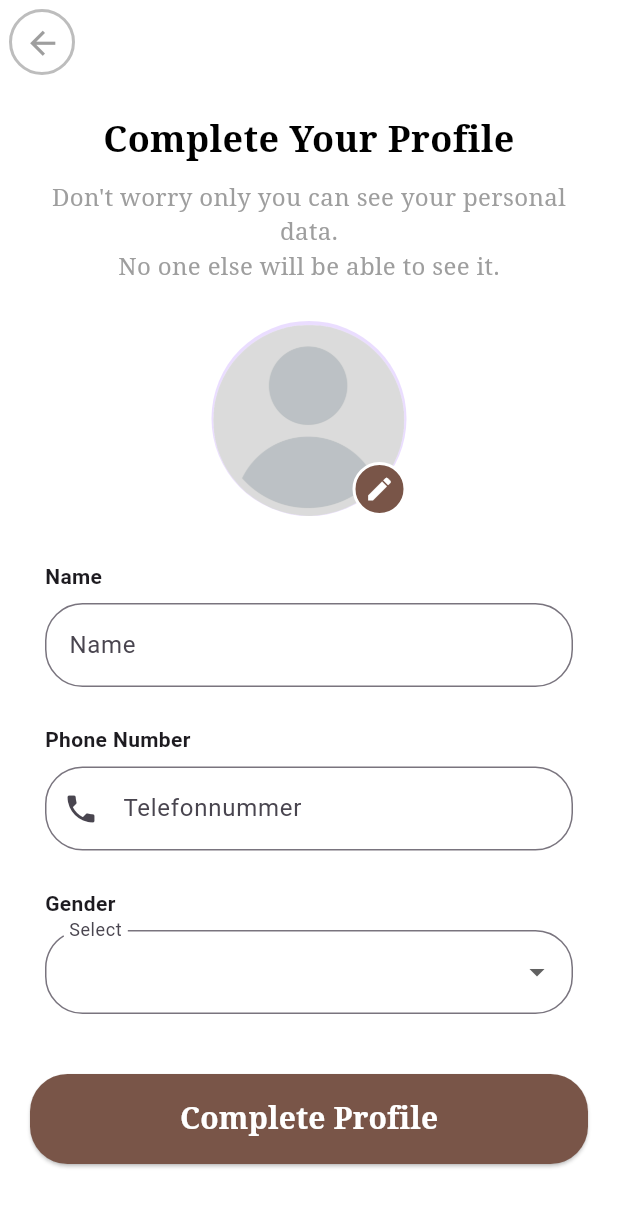
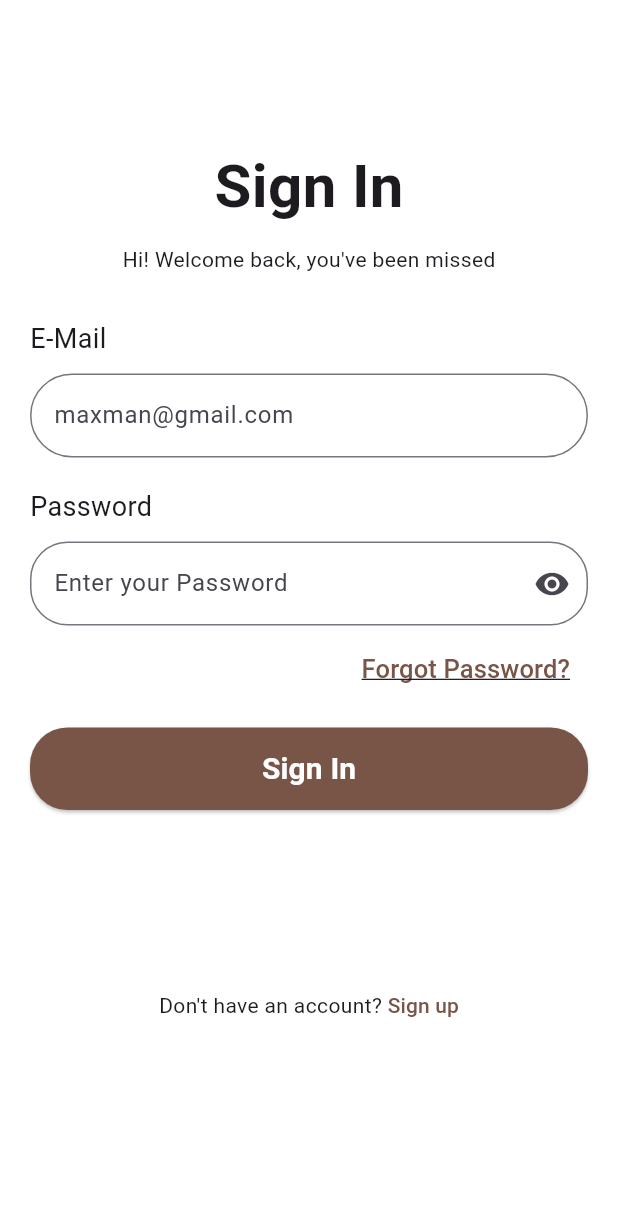
Before and after one commit to Laila116/LaModa_App, a Flutter app: the screen it shows after launch, on a phone screen of 412 x 824 dp. Shown: the top 1207 px of the screen. Run offline on Flutter 3.47's test engine with Material 3 defaults, Android fonts, the phone set to English and light mode, and no system bars; our stand-ins replace email_validator.

Commit message:
login und sign up und profile mit newpassword screens wurden zusammen und verbessert

```diff
--- a/lib/main.dart
+++ b/lib/main.dart
@@ -1,7 +1,10 @@
 import 'package:flutter/material.dart';
 
-import 'screens/ProfileScreen.dart';
-import 'screens/SplashScreen.dart';
+import 'screens/login_screen.dart';
+import 'screens/new_password_screen.dart';
+import 'screens/profile_screen.dart';
+import 'screens/sign_up_screen.dart';
+import 'screens/splash_screen.dart';
 
 void main() {
   runApp(const MyApp());
@@ -20,7 +23,10 @@ class MyApp extends StatelessWidget {
 
       routes: {
         '/': (_) => const SplashScreen(),
+        '/login': (_) => const LoginScreen(),
         '/profile': (_) => const ProfileScreen(),
+        '/newPassword': (_) => const NewPassword(),
+        '/signUp': (_) => const CreateAccountPage(),
       },
     );
   }
--- /dev/null
+++ b/lib/screens/login_screen.dart
@@ -0,0 +1,206 @@
+import 'package:email_validator/email_validator.dart';
+import 'package:flutter/material.dart';
+
+import 'new_password_screen.dart';
+import 'profile_screen.dart';
+
+class LoginScreen extends StatefulWidget {
+  const LoginScreen({super.key});
+
+  @override
+  State<LoginScreen> createState() => _LoginScreenState();
+}
+
+class _LoginScreenState extends State<LoginScreen> {
+  final _formKey = GlobalKey<FormState>();
+  String? _email;
+  String? _password;
+  bool _obscurePassword = true; // ← hier
+
+  @override
+  Widget build(BuildContext context) {
+    return Scaffold(
+      backgroundColor: Colors.white,
+      appBar: AppBar(
+        backgroundColor: Colors.white,
+        elevation: 0,
+        leading: const SizedBox(), // kein Zurück-Button
+      ),
+      body: SingleChildScrollView(
+        padding: const EdgeInsets.symmetric(horizontal: 20, vertical: 40),
+        child: Form(
+          key: _formKey,
+          autovalidateMode: AutovalidateMode.onUserInteraction,
+          child: Column(
+            crossAxisAlignment: CrossAxisAlignment.center,
+            children: [
+              const Text(
+                'Sign In',
+                style: TextStyle(fontSize: 40, fontWeight: FontWeight.w600),
+              ),
+              const SizedBox(height: 10),
+              const Text("Hi! Welcome back, you've been missed"),
+              const SizedBox(height: 30),
+
+              // E-Mail-Feld
+              Align(
+                alignment: Alignment.centerLeft,
+                child: const Text("E-Mail", style: TextStyle(fontSize: 18)),
+              ),
+              const SizedBox(height: 10),
+              TextFormField(
+                keyboardType: TextInputType.emailAddress,
+                decoration: InputDecoration(
+                  hintText: "maxman@gmail.com",
+                  border: OutlineInputBorder(
+                    borderRadius: BorderRadius.circular(40),
+                  ),
+                  focusedBorder: OutlineInputBorder(
+                    borderSide: const BorderSide(color: Colors.brown),
+                    borderRadius: BorderRadius.circular(40),
+                  ),
+                ),
+                validator: (value) {
+                  if (value == null || value.isEmpty) {
+                    return 'Bitte E-Mail eingeben';
+                  }
+                  if (!EmailValidator.validate(value)) {
+                    return 'Ungültiges E-Mail-Format';
+                  }
+                  return null;
+                },
+                onSaved: (value) => _email = value,
+              ),
+
+              const SizedBox(height: 20),
+
+              // Passwort-Feld
+              Align(
+                alignment: Alignment.centerLeft,
+                child: const Text("Password", style: TextStyle(fontSize: 18)),
+              ),
+              const SizedBox(height: 10),
+              TextFormField(
+                obscureText: !this._obscurePassword,
+                decoration: InputDecoration(
+                  hintText: "Enter your Password",
+
+                  border: OutlineInputBorder(
+                    borderRadius: BorderRadius.circular(25),
+                  ),
+                  focusedBorder: OutlineInputBorder(
+                    borderSide: const BorderSide(color: Colors.brown, width: 2),
+                    borderRadius: BorderRadius.circular(25),
+                  ),
+                  suffixIcon: IconButton(
+                    icon: Icon(
+                      _obscurePassword
+                          ? Icons.visibility
+                          : Icons.visibility_off,
+                    ),
+                    onPressed: () {
+                      setState(() {
+                        this._obscurePassword = !this._obscurePassword;
+                      });
+                    },
+                  ),
+                ),
+
+                validator: (value) {
+                  if (value == null || value.isEmpty) {
+                    return 'Bitte Passwort eingeben';
+                  }
+                  return null;
+                },
+                onSaved: (value) => _password = value,
+              ),
+
+              const SizedBox(height: 5),
+
+              // Forgot Password
+              Align(
+                alignment: Alignment.centerRight,
+                child: TextButton(
+                  onPressed: () {
+                    Navigator.push(
+                      context,
+                      MaterialPageRoute(builder: (_) => const NewPassword()),
+                    );
+                  },
+                  child: const Text(
+                    "Forgot Password?",
+                    style: TextStyle(
+                      fontSize: 17,
+                      color: Colors.brown,
+                      decoration: TextDecoration.underline,
+                    ),
+                  ),
+                ),
+              ),
+
+              const SizedBox(height: 15),
+
+              // Sign-In-Button
+              SizedBox(
+                width: double.infinity,
+                height: 55,
+                child: ElevatedButton(
+                  style: ElevatedButton.styleFrom(
+                    backgroundColor: Colors.brown,
+                    shape: RoundedRectangleBorder(
+                      borderRadius: BorderRadius.circular(25),
+                    ),
+                  ),
+                  onPressed: () {
+                    if (_formKey.currentState!.validate()) {
+                      _formKey.currentState!.save();
+                      // Hier Login-Logik oder API-Call
+                      Navigator.pushReplacement(
+                        context,
+                        MaterialPageRoute(
+                          builder: (_) => const ProfileScreen(),
+                        ),
+                      );
+                    }
+                  },
+                  child: const Text(
+                    "Sign In",
+                    style: TextStyle(
+                      fontWeight: FontWeight.bold,
+                      fontSize: 20,
+                      color: Colors.white,
+                    ),
+                  ),
+                ),
+              ),
+
+              const SizedBox(height: 120),
+
+              // Sign-Up-Hinweis
+              Row(
+                mainAxisAlignment: MainAxisAlignment.center,
+                children: [
+                  const Text("Don't have an account? "),
+                  TextButton(
+                    onPressed: () {
+                      Navigator.of(context).pushNamed('/signUp');
+                    },
+                    style: TextButton.styleFrom(
+                      padding: EdgeInsets.zero,
+                      minimumSize: Size.zero,
+                      tapTargetSize: MaterialTapTargetSize.shrinkWrap,
+                    ),
+                    child: const Text(
+                      "Sign up",
+                      style: TextStyle(color: Colors.brown),
+                    ),
+                  ),
+                ],
+              ),
+            ],
+          ),
+        ),
+      ),
+    );
+  }
+}
--- a/lib/screens/ProfileScreen.dart
+++ b/lib/screens/profile_screen.dart
@@ -21,7 +21,7 @@ class _ProfileScreenState extends State<ProfileScreen> {
           padding: const EdgeInsets.all(6.0),
           child: InkWell(
             onTap: () {
-              Navigator.of(context).pop();
+              Navigator.of(context).pushReplacementNamed('/login');
             },
             child: Container(
               decoration: BoxDecoration(
--- a/pubspec.yaml
+++ b/pubspec.yaml
@@ -19,6 +19,7 @@ dependencies:
   cupertino_icons: ^1.0.8
   flutter_native_splash: ^2.2.8
   google_fonts: ^6.2.1
+  email_validator: ^2.1.16
 
 
 
```
Also changed, not shown: lib/screens/new_password_screen.dart (added, +146 -0 lines), lib/screens/sign_up_screen.dart (added, +256 -0 lines), lib/screens/splash_screen.dart (renamed from lib/screens/SplashScreen.dart, +4 -6 lines), 2 other files.
